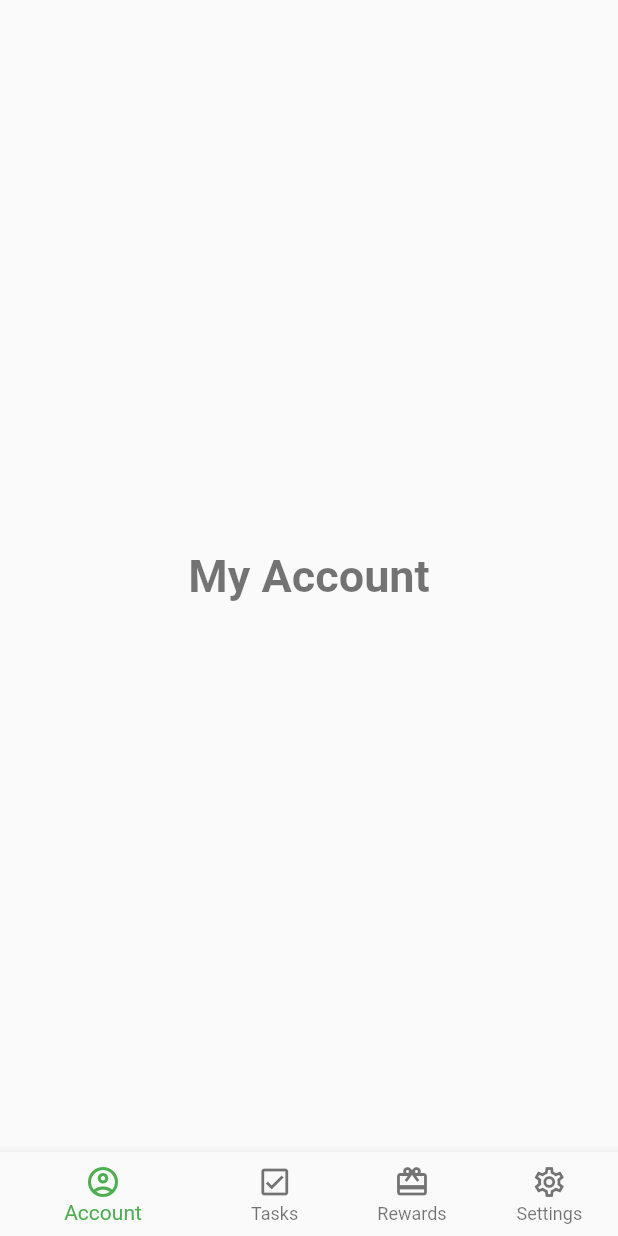
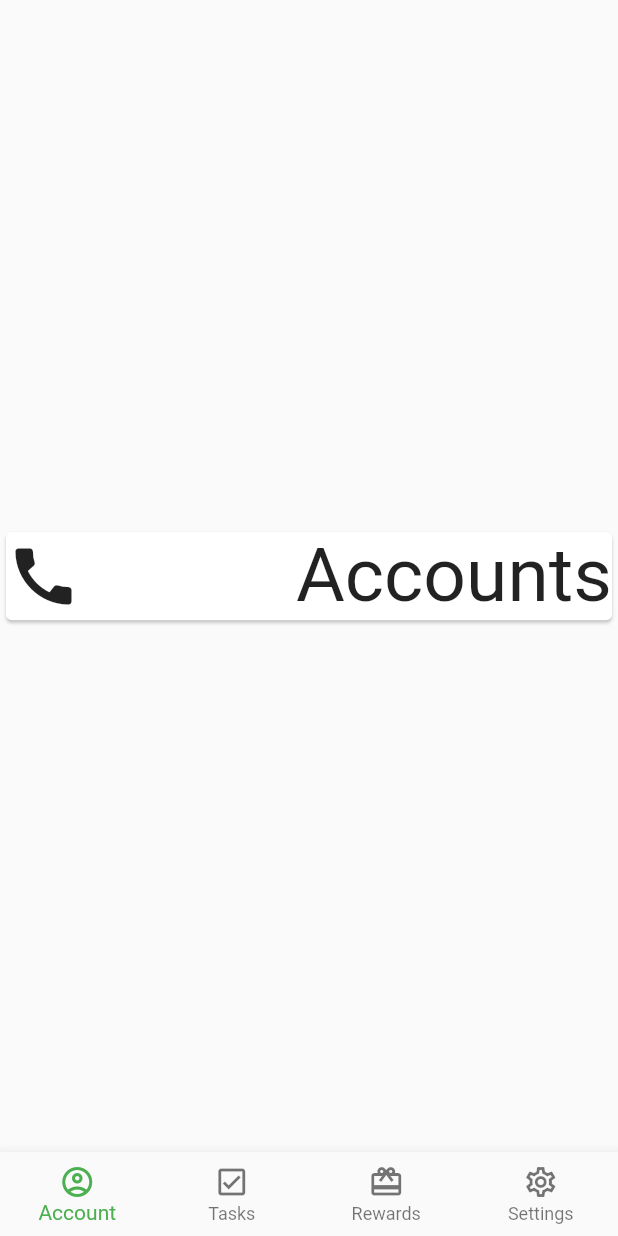
Before and after one commit to milua/housework, a Flutter app: the screen it shows after launch, on a phone screen of 412 x 824 dp. Run offline on Flutter 3.47's test engine with Material 2 defaults, Android fonts, the phone set to English and light mode, and no system bars.

Commit message:
baut Pages ein für die einzelnen ANsichten

```diff
--- /dev/null
+++ b/lib/accounts/account-page.dart
@@ -0,0 +1,27 @@
+import 'package:flutter/material.dart';
+
+class AccountPage extends StatelessWidget {
+  @override
+  Widget build(BuildContext context) {
+    return Column(
+      mainAxisAlignment: MainAxisAlignment.center,
+      children: <Widget>[
+        Card(
+          child: Row(
+            mainAxisAlignment: MainAxisAlignment.spaceBetween,
+            children: <Widget>[
+              Icon(
+                Icons.call,
+                size: 50.0,
+              ),
+              Text(
+                'Accounts',
+                style: TextStyle(fontSize: 50.0),
+              ),
+            ],
+          ),
+        )
+      ],
+    );
+  }
+}
--- a/lib/main.dart
+++ b/lib/main.dart
@@ -1,5 +1,5 @@
 import 'package:flutter/material.dart';
-import 'package:housework/bottom-navigation.dart';
+import 'package:housework/my-home-page.dart';
 
 void main() => runApp(MyApp());
 
@@ -11,7 +11,7 @@ class MyApp extends StatelessWidget {
   Widget build(BuildContext context) {
     return MaterialApp(
       title: _title,
-      home: BottomNavigationWidget(),
+      home: MyHomePage(),
     );
   }
 }
--- a/lib/bottom-navigation.dart
+++ b/lib/my-home-page.dart
@@ -1,36 +1,40 @@
 import 'package:flutter/material.dart';
+import 'package:housework/settings/settings-page.dart';
+import 'package:housework/tasks/tasks-page.dart';
+import 'package:housework/rewards/reward-page.dart';
+import 'package:housework/accounts/account-page.dart';
 
-/// This is the stateful widget that the main application instantiates.
-class BottomNavigationWidget extends StatefulWidget {
-  BottomNavigationWidget({Key key}) : super(key: key);
+import 'rewards/reward-page.dart';
+
+void main() => runApp(MyApp());
+
+class MyApp extends StatelessWidget {
+  @override
+  Widget build(BuildContext context) {
+    return MaterialApp(
+      theme: ThemeData(
+        primarySwatch: Colors.green,
+//
+      ),
+      home: MyHomePage(title: 'Housework'),
+    );
+  }
+}
+
+class MyHomePage extends StatefulWidget {
+  MyHomePage({Key key, this.title}) : super(key: key);
+
+  final String title;
 
   @override
-  _BottomNavigationWidgetState createState() => _BottomNavigationWidgetState();
+  _MyHomePageState createState() => _MyHomePageState();
 }
 
-/// This is the private State class that goes with MyStatefulWidget.
-class _BottomNavigationWidgetState extends State<BottomNavigationWidget> {
+class _MyHomePageState extends State<MyHomePage> {
+
+  static List<Widget> _myPages = <Widget>[AccountPage(), TasksPage(), RewardPage(), SettingsPage()];
+
   int _selectedIndex = 0;
-  static const TextStyle optionStyle =
-  TextStyle(fontSize: 30, fontWeight: FontWeight.bold, color: Colors.black54);
-  static const List<Widget> _widgetOptions = <Widget>[
-    Text(
-      'My Account',
-      style: optionStyle,
-    ),
-    Text(
-      'Task List',
-      style: optionStyle,
-    ),
-    Text(
-      'Reward List',
-      style: optionStyle,
-    ),
-    Text(
-      'Settings',
-      style: optionStyle,
-    ),
-  ];
 
   void _onItemTapped(int index) {
     setState(() {
@@ -41,10 +45,9 @@ class _BottomNavigationWidgetState extends State<BottomNavigationWidget> {
   @override
   Widget build(BuildContext context) {
     return Scaffold(
-      body: Center(
-        child: _widgetOptions.elementAt(_selectedIndex),
-      ),
+      body: _myPages[_selectedIndex],
       bottomNavigationBar: BottomNavigationBar(
+        type: BottomNavigationBarType.fixed,
         items: const <BottomNavigationBarItem>[
           BottomNavigationBarItem(
             icon: Icon(Icons.account_circle_outlined),
```
Also changed, not shown: lib/rewards/reward-page.dart (added, +27 -0 lines), lib/settings/settings-page.dart (added, +27 -0 lines), lib/tasks/tasks-page.dart (added, +27 -0 lines).
